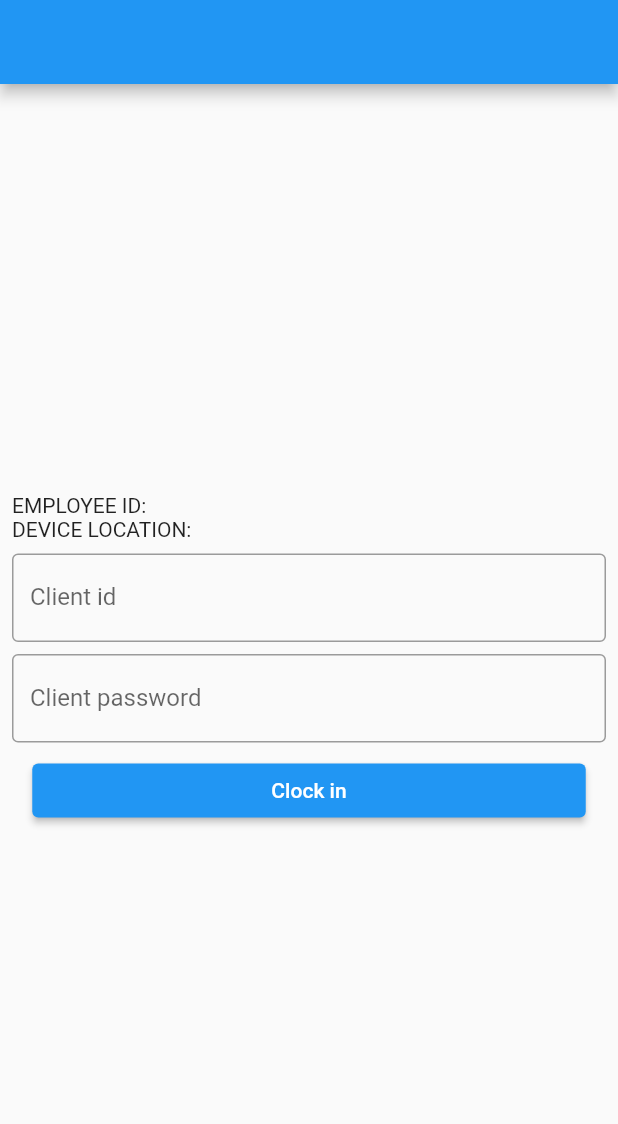
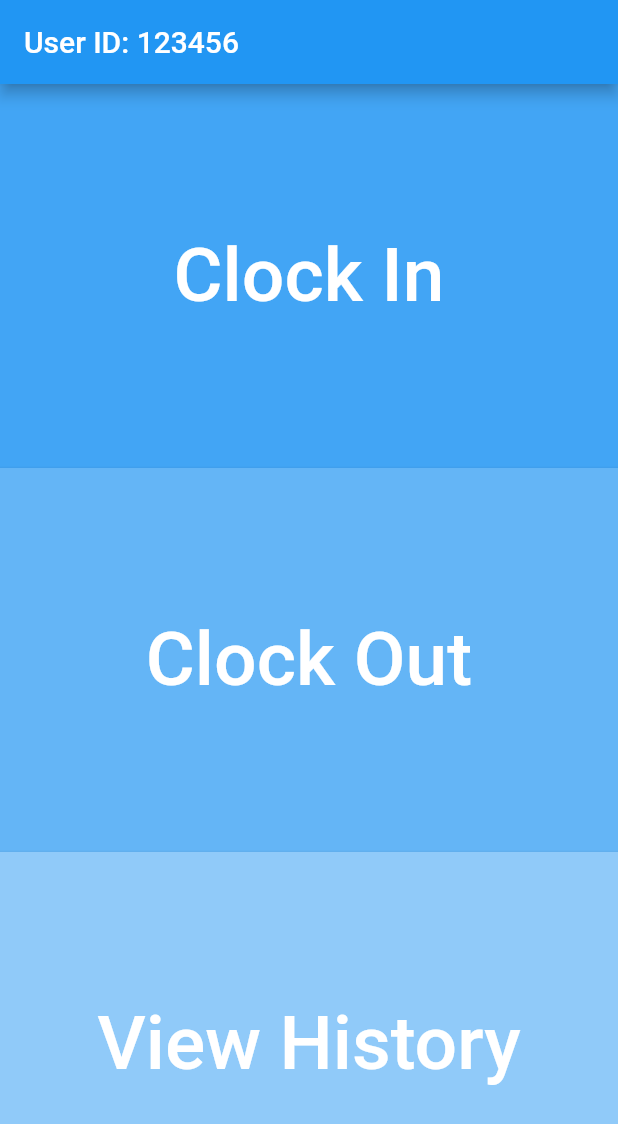
Before and after one commit to oatleals/ShepherdUI, a Flutter app: the screen it shows after launch, on a phone screen of 412 x 824 dp. Shown: the top 1124 px of the screen. Run offline on Flutter 3.47's test engine with Material 2 defaults, Android fonts, the phone set to English and light mode, and no system bars.

Commit message:
adds home page and clock out page

```diff
--- /dev/null
+++ b/shepherd/lib/UI/HomePage.dart
@@ -0,0 +1,62 @@
+import 'package:flutter/material.dart';
+
+class HomePage extends StatefulWidget {
+  HomePage({Key key}) : super(key: key);
+
+  @override
+  _HomePageState createState() => _HomePageState();
+}
+
+class _HomePageState extends State<HomePage> {
+  @override
+  Widget build(BuildContext context) {
+    return Scaffold(
+      appBar: AppBar(
+        title: Text("User ID: 123456"),
+      ),
+      body: Center(
+        child: Column(
+          mainAxisAlignment: MainAxisAlignment.center,
+          children: <Widget>[
+            Expanded(
+              child: ElevatedButton(
+                style: ElevatedButton.styleFrom(
+                  shape: BeveledRectangleBorder(),
+                  primary: Colors.blue[400],
+                ),
+                onPressed: (){ Navigator.pushNamed(context, '/ClockIn'); },
+                child: Container(
+                  child: Center(child: Text("Clock In", style: TextStyle(fontSize: 50)),)
+                )
+              ),
+            ),
+            Expanded(
+              child: ElevatedButton(
+                style: ElevatedButton.styleFrom(
+                  shape: BeveledRectangleBorder(),
+                  primary: Colors.blue[300],
+                ),
+                onPressed: (){ Navigator.pushNamed(context, '/ClockOut'); },
+                child: Container(
+                  child: Center(child: Text("Clock Out", style: TextStyle(fontSize: 50)),)
+                )
+              ),
+            ),
+            Expanded(
+              child: ElevatedButton(
+                style: ElevatedButton.styleFrom(
+                  shape: BeveledRectangleBorder(),
+                  primary: Colors.blue[200]
+                ),
+                onPressed: (){ Navigator.pushNamed(context, '/ViewHistory'); },
+                child: Container(
+                  child: Center(child: Text("View History", style: TextStyle(fontSize: 50)),)
+                )
+              ),
+            ),
+          ],
+        ),
+      ),
+    );
+  }
+}
```
Also changed, not shown: shepherd/lib/UI/ClockInPage.dart (added, +59 -0 lines), shepherd/lib/UI/ClockOutPage.dart (added, +58 -0 lines), shepherd/lib/main.dart (+10 -97 lines).
